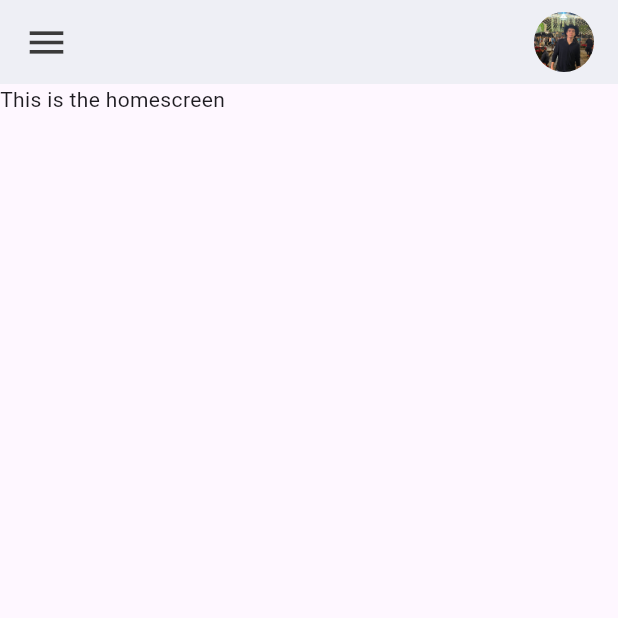
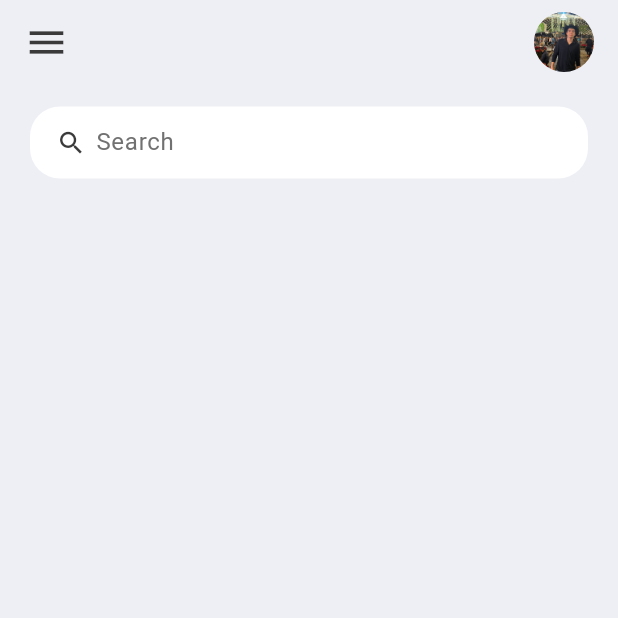
Before and after one commit to ArturoDuCas/flutter_todo_app, a Flutter app: the screen it shows after launch, on a phone screen of 412 x 824 dp, the top half of it. Run offline on Flutter 3.47's test engine with Material 3 defaults, Android fonts, the phone set to English and light mode, and no system bars.

Commit message:
feat: create search bar

```diff
--- a/lib/screens/home.dart
+++ b/lib/screens/home.dart
@@ -7,7 +7,50 @@ class Home extends StatelessWidget {
   @override
   Widget build(BuildContext context) {
     return Scaffold(
-      appBar: AppBar(
+      backgroundColor: tdBGColor,
+      appBar: _buildAppBar(),
+      body: Container(
+        padding: const EdgeInsets.symmetric(horizontal: 20, vertical: 15),
+        child: Column(
+          children: [
+            searchBox(),
+          ],
+        ),
+      ),
+    );
+  }
+
+  Widget searchBox() {
+    return Container(
+      padding: const EdgeInsets.symmetric(horizontal: 15),
+      decoration: BoxDecoration(
+        color: Colors.white,
+        borderRadius: BorderRadius.circular(20),
+      ),
+      child: const TextField(
+        decoration: InputDecoration(
+          contentPadding: EdgeInsets.all(0),
+          prefixIcon: Icon(
+            Icons.search,
+            color: tdBlack,
+            size: 20,
+          ),
+          prefixIconConstraints: BoxConstraints(
+            maxHeight: 20,
+            minWidth: 25,
+          ),
+          border: InputBorder.none,
+          hintText: "Search",
+          hintStyle: TextStyle(
+            color: tdGray,
+          ),
+        ),
+      ),
+    );
+  }
+
+  AppBar _buildAppBar() {
+    return AppBar(
       backgroundColor: tdBGColor,
       elevation: 0,
       title: Row(
@@ -31,10 +74,6 @@ class Home extends StatelessWidget {
           ),
         ],
       ),
-      ),
-      body: Container(
-        child: Text("This is the homescreen"),
-      ),
     );
   }
 }
```
Lines whose indentation alone changed are shown as unchanged.
